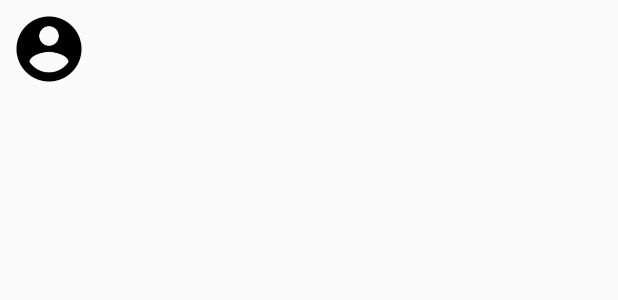
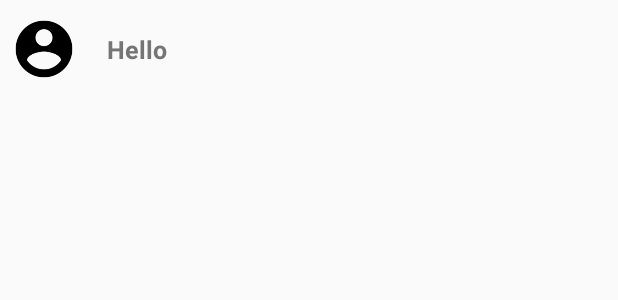
Before and after one commit to aditya2705/famp, an Android app: the layout members_list_item.xml on its own in the app's theme, with its tools: preview values and no code run, on a phone screen of 412 x 824 dp. Shown: the top 300 px of the screen. Run offline under Robolectric (Android 15) with nearby library versions, the phone set to English and light mode, and no system bars.

```diff
--- a/app/src/main/res/layout/members_list_item.xml
+++ b/app/src/main/res/layout/members_list_item.xml
@@ -1,19 +1,14 @@
 <?xml version="1.0" encoding="utf-8"?>
-<LinearLayout xmlns:android="http://schemas.android.com/apk/res/android"
-    android:orientation="horizontal"
+<RelativeLayout xmlns:android="http://schemas.android.com/apk/res/android"
     android:layout_width="match_parent"
     android:layout_height="@dimen/_50sdp">
 
-    <LinearLayout
-        android:layout_width="match_parent"
-        android:layout_height="match_parent"
-        android:orientation="horizontal">
-
     <de.hdodenhof.circleimageview.CircleImageView
         android:id="@+id/profile_image"
-        android:layout_width="@dimen/_40sdp"
-        android:layout_height="@dimen/_40sdp"
+        android:layout_width="@dimen/_35sdp"
+        android:layout_height="@dimen/_35sdp"
         android:layout_margin="@dimen/_5sdp"
+        android:layout_centerVertical="true"
         android:src="@drawable/profile"/>
 
     <TextView
@@ -21,14 +16,15 @@
         android:layout_width="match_parent"
         android:layout_height="match_parent"
         android:clickable="true"
+        android:layout_centerVertical="true"
         android:gravity="center_vertical"
         android:textColor="@color/md_grey_600"
         android:textStyle="bold"
         android:textSize="@dimen/_13sdp"
+        android:text="Hello"
         android:paddingRight="@dimen/_16sdp"
-        android:paddingLeft="@dimen/_16sdp"
-        android:background="@drawable/transparent_selector"/>
+        android:paddingLeft="@dimen/_55sdp"
+        android:background="?attr/selectableItemBackground"/>
 
-    </LinearLayout>
 
-</LinearLayout>
+</RelativeLayout>
```
Also changed, not shown: app/src/main/java/com/alphalabz/familyapp/Activities/ProfileActivity.java (+11 -0 lines), app/src/main/java/com/alphalabz/familyapp/Fragments/TreeViewFragment.java (+80 -24 lines), app/src/main/java/com/alphalabz/familyapp/Objects/PersonLayout.java (+20 -35 lines), app/src/main/res/layout/profile_image_view.xml (added, +14 -0 lines), app/src/main/res/drawable-hdpi/ic_reset.png (added), app/src/main/res/drawable-mdpi/ic_reset.png (added), app/src/main/res/drawable-xhdpi/ic_reset.png (added), app/src/main/res/drawable-xxhdpi/ic_reset.png (added), app/src/main/res/drawable-xxxhdpi/ic_reset.png (added).
